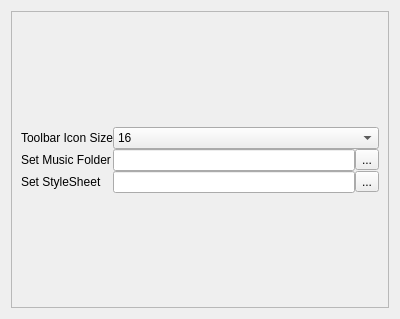
Old version of the form settings.ui in the repository milohr/babe-qt.
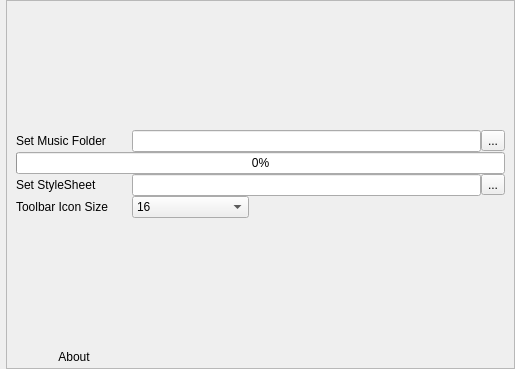
New version of the form. Icons and pictures are not drawn.

The edit to the form file:
```diff
--- a/settings.ui
+++ b/settings.ui
@@ -2,18 +2,45 @@
 <ui version="4.0">
  <class>settings</class>
  <widget class="QWidget" name="settings">
+  <property name="windowModality">
+   <enum>Qt::NonModal</enum>
+  </property>
+  <property name="enabled">
+   <bool>true</bool>
+  </property>
   <property name="geometry">
    <rect>
     <x>0</x>
     <y>0</y>
-    <width>400</width>
-    <height>319</height>
+    <width>515</width>
+    <height>369</height>
    </rect>
   </property>
+  <property name="sizePolicy">
+   <sizepolicy hsizetype="Expanding" vsizetype="Expanding">
+    <horstretch>0</horstretch>
+    <verstretch>0</verstretch>
+   </sizepolicy>
+  </property>
   <property name="windowTitle">
    <string>Form</string>
   </property>
   <layout class="QVBoxLayout" name="verticalLayout">
+   <property name="spacing">
+    <number>0</number>
+   </property>
+   <property name="leftMargin">
+    <number>6</number>
+   </property>
+   <property name="topMargin">
+    <number>0</number>
+   </property>
+   <property name="rightMargin">
+    <number>0</number>
+   </property>
+   <property name="bottomMargin">
+    <number>0</number>
+   </property>
    <item>
     <widget class="QFrame" name="frame">
      <property name="frameShape">
@@ -32,29 +59,9 @@
       <property name="bottomMargin">
        <number>0</number>
       </property>
-      <item>
-       <spacer name="verticalSpacer">
-        <property name="orientation">
-         <enum>Qt::Vertical</enum>
-        </property>
-        <property name="sizeHint" stdset="0">
-         <size>
-          <width>20</width>
-          <height>40</height>
-         </size>
-        </property>
-       </spacer>
-      </item>
       <item>
        <layout class="QGridLayout" name="gridLayout">
-        <item row="0" column="0">
-         <widget class="QLabel" name="label_3">
-          <property name="text">
-           <string>Toolbar Icon Size</string>
-          </property>
-         </widget>
-        </item>
-        <item row="1" column="2">
+        <item row="2" column="4">
          <widget class="QToolButton" name="toolButton">
           <property name="text">
            <string>...</string>
@@ -65,10 +72,14 @@
           </property>
          </widget>
         </item>
-        <item row="2" column="1">
-         <widget class="QLineEdit" name="lineEdit_2"/>
+        <item row="3" column="0" colspan="5">
+         <widget class="QProgressBar" name="progressBar">
+          <property name="value">
+           <number>0</number>
+          </property>
+         </widget>
         </item>
-        <item row="2" column="2">
+        <item row="4" column="4">
          <widget class="QToolButton" name="toolButton_2">
           <property name="text">
            <string>...</string>
@@ -79,28 +90,64 @@
           </property>
          </widget>
         </item>
-        <item row="1" column="1">
-         <widget class="QLineEdit" name="collectionPath">
-          <property name="enabled">
-           <bool>true</bool>
-          </property>
-         </widget>
+        <item row="4" column="1" colspan="3">
+         <widget class="QLineEdit" name="lineEdit_2"/>
         </item>
         <item row="2" column="0">
-         <widget class="QLabel" name="label_2">
-          <property name="text">
-           <string>Set StyleSheet</string>
-          </property>
-         </widget>
-        </item>
-        <item row="1" column="0">
          <widget class="QLabel" name="label">
           <property name="text">
            <string>Set Music Folder</string>
           </property>
          </widget>
         </item>
-        <item row="0" column="1" colspan="2">
+        <item row="4" column="0">
+         <widget class="QLabel" name="label_2">
+          <property name="text">
+           <string>Set StyleSheet</string>
+          </property>
+         </widget>
+        </item>
+        <item row="2" column="1" colspan="3">
+         <widget class="QLineEdit" name="collectionPath">
+          <property name="enabled">
+           <bool>true</bool>
+          </property>
+         </widget>
+        </item>
+        <item row="6" column="0" colspan="5">
+         <spacer name="verticalSpacer_2">
+          <property name="orientation">
+           <enum>Qt::Vertical</enum>
+          </property>
+          <property name="sizeHint" stdset="0">
+           <size>
+            <width>20</width>
+            <height>40</height>
+           </size>
+          </property>
+         </spacer>
+        </item>
+        <item row="1" column="0" colspan="5">
+         <spacer name="verticalSpacer">
+          <property name="orientation">
+           <enum>Qt::Vertical</enum>
+          </property>
+          <property name="sizeHint" stdset="0">
+           <size>
+            <width>20</width>
+            <height>40</height>
+           </size>
+          </property>
+         </spacer>
+        </item>
+        <item row="5" column="0">
+         <widget class="QLabel" name="label_3">
+          <property name="text">
+           <string>Toolbar Icon Size</string>
+          </property>
+         </widget>
+        </item>
+        <item row="5" column="1">
          <widget class="QComboBox" name="toolbarIconSize">
           <item>
            <property name="text">
@@ -119,21 +166,27 @@
           </item>
          </widget>
         </item>
+        <item row="7" column="0">
+         <widget class="QPushButton" name="pushButton">
+          <property name="sizePolicy">
+           <sizepolicy hsizetype="Minimum" vsizetype="Minimum">
+            <horstretch>0</horstretch>
+            <verstretch>0</verstretch>
+           </sizepolicy>
+          </property>
+          <property name="text">
+           <string>About</string>
+          </property>
+          <property name="icon">
+           <iconset theme="help-about"/>
+          </property>
+          <property name="flat">
+           <bool>true</bool>
+          </property>
+         </widget>
+        </item>
        </layout>
       </item>
-      <item>
-       <spacer name="verticalSpacer_2">
-        <property name="orientation">
-         <enum>Qt::Vertical</enum>
-        </property>
-        <property name="sizeHint" stdset="0">
-         <size>
-          <width>20</width>
-          <height>40</height>
-         </size>
-        </property>
-       </spacer>
-      </item>
      </layout>
     </widget>
    </item>
```
